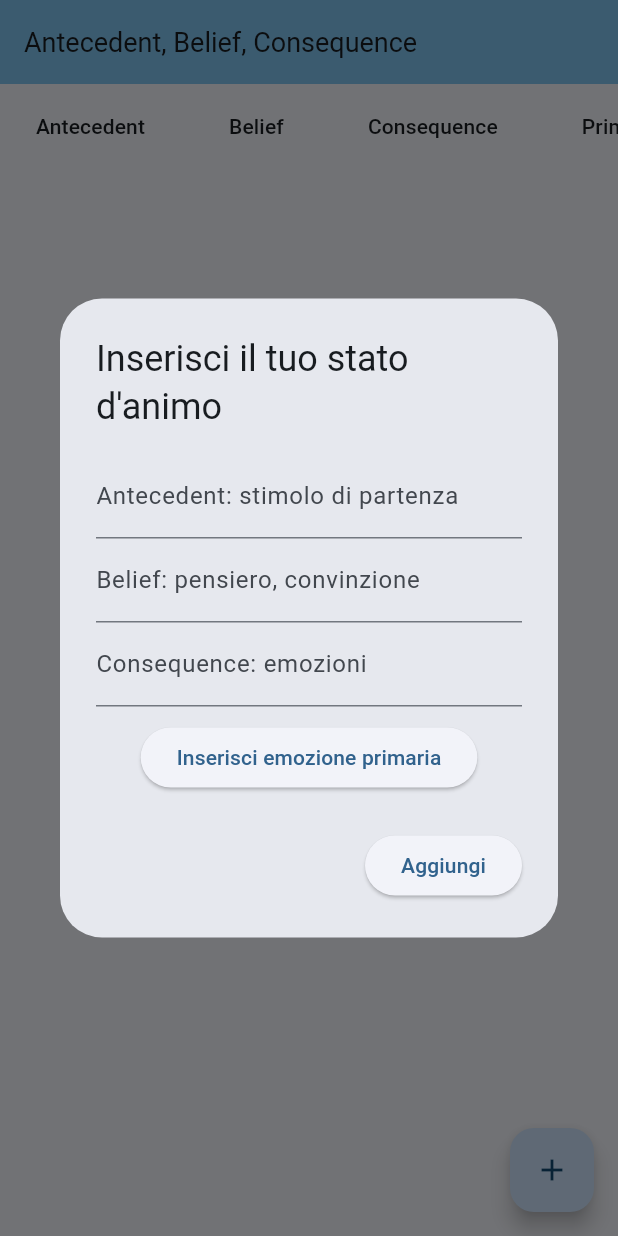
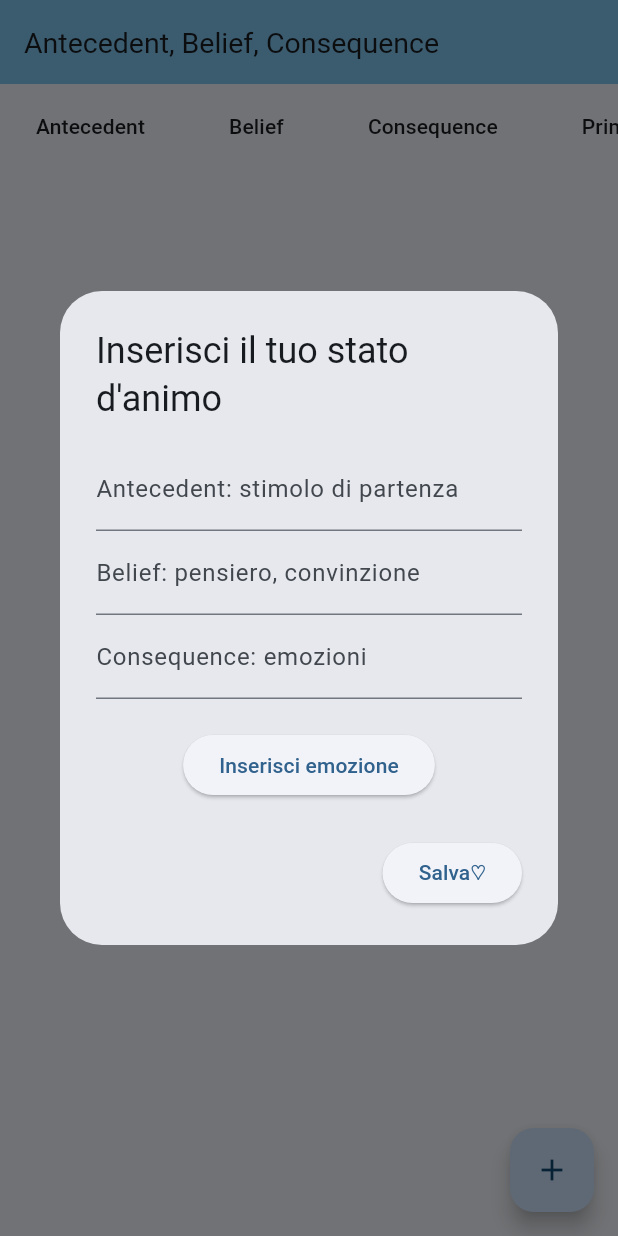
Before and after one commit to GiuliaGhisolfi/antecedent_belief_consequences, a Flutter app: the screen it shows after launch, after a tap on the "add" icon, on a phone screen of 412 x 824 dp. Run offline on Flutter 3.47's test engine with Material 2 defaults, Android fonts, the phone set to English and light mode, and no system bars; our stand-ins replace shared_preferences.

Commit message:
minor change in graphics

```diff
--- a/lib/main.dart
+++ b/lib/main.dart
@@ -66,7 +66,9 @@ class _MyHomePageState extends State<MyHomePage> {
       context: context,
       builder: (BuildContext context) {
         return AlertDialog(
-          title: const Text('Inserisci emozione primaria'),
+          //backgroundColor: Colors.transparent,
+          insetPadding: const EdgeInsets.fromLTRB(0, 0, 0, 250),
+          title: const Text('Inserisci emozione'),
           content: Column(
             mainAxisSize: MainAxisSize.min,
             children: [
@@ -88,13 +90,14 @@ class _MyHomePageState extends State<MyHomePage> {
                   );
                 },
               ),
+              const SizedBox(height: 10),
               ElevatedButton(
                 onPressed: () async {
                   [selectedSecondaryEmotion, selectedTertiaryEmotion] = await _addSecondaryEmotionGivenPrimary(
                     selectedEmotion);
                   Navigator.of(context).pop([selectedEmotion, selectedSecondaryEmotion, selectedTertiaryEmotion]);
                 },
-                child: const Text('Inserisci emozione secondaria'),
+                child: const Text('Inserisci un altro livello di emozione'),
               ),
             ],
           ),
@@ -103,7 +106,7 @@ class _MyHomePageState extends State<MyHomePage> {
               onPressed: () {
                 Navigator.of(context).pop([selectedEmotion, selectedSecondaryEmotion, selectedTertiaryEmotion]);
               },
-              child: const Text('Aggiungi'),
+              child: const Text('Salva emozione'),
             ),
           ],
         );
@@ -152,7 +155,9 @@ class _MyHomePageState extends State<MyHomePage> {
       context: context,
       builder: (BuildContext context) {
         return AlertDialog(
-          title: const Text('Inserisci emozione secondaria'),
+          //backgroundColor: Colors.transparent,
+          insetPadding: const EdgeInsets.fromLTRB(0, 0, 0, 0),
+          title: const Text('Inserisci emozione'),
           content: Column(
           mainAxisSize: MainAxisSize.min,
           children: [
@@ -175,12 +180,13 @@ class _MyHomePageState extends State<MyHomePage> {
                 );
               },
             ),
+            const SizedBox(height: 10),
             ElevatedButton(
                 onPressed: () async {
                   selectedTertiaryEmotion = await _addTertiaryEmotion(selectedEmotionIndex, tertiaryEmotionList);
                   Navigator.of(context).pop([selectedSecondaryEmotion, selectedTertiaryEmotion]);
                 },
-                child: const Text('Inserisci emozione terziaria'),
+                child: const Text('Inserisci un altro livello di emozione'),
               ),
           ]),
           actions: [
@@ -188,7 +194,7 @@ class _MyHomePageState extends State<MyHomePage> {
               onPressed: () {
                 Navigator.of(context).pop([selectedSecondaryEmotion, selectedTertiaryEmotion]);
               },
-              child: const Text('Aggiungi'),
+              child: const Text('Salva emozioni'),
             ),],
         );
       }
@@ -216,7 +222,9 @@ class _MyHomePageState extends State<MyHomePage> {
       context: context,
       builder: (BuildContext context) {
         return AlertDialog(
-          title: const Text('Inserisci emozione terziaria'),
+          //backgroundColor: Colors.transparent,
+          insetPadding: const EdgeInsets.fromLTRB(0, 250, 0, 0),
+          title: const Text('Inserisci emozione'),
           content: Column(
           mainAxisSize: MainAxisSize.min,
           children: [
@@ -244,7 +252,7 @@ class _MyHomePageState extends State<MyHomePage> {
               onPressed: () {
                 Navigator.of(context).pop(selectedTertiaryEmotion);
               },
-              child: const Text('Aggiungi'),
+              child: const Text('Inserisci e salva tutti i livelli di emozione'),
             ),],
         );
       }
@@ -289,12 +297,13 @@ class _MyHomePageState extends State<MyHomePage> {
                 onChanged: (value) => consequence = value,
                 decoration: const InputDecoration(labelText: 'Consequence: emozioni'),
               ),
+              const SizedBox(height: 10), // add an empty space
               const SizedBox(height: 10),
               ElevatedButton(
                 onPressed: () async{
                   selectedEmotions = await _addEmotion();
                 },
-                child: const Text('Inserisci emozione primaria'),
+                child: const Text('Inserisci emozione'),
               ),
             ],
           ),
@@ -313,7 +322,7 @@ class _MyHomePageState extends State<MyHomePage> {
                   row.secondaryEmotion.toString(), row.selectedTertiaryEmotions.toString()]).toList());
                 Navigator.of(context).pop();
               },
-              child: const Text('Aggiungi'),
+              child: const Text('Salva♡'),
             ),
           ],
         );
@@ -358,7 +367,7 @@ class _MyHomePageState extends State<MyHomePage> {
     return Scaffold(
       appBar: AppBar(
         title: const Text('Antecedent, Belief, Consequence', style: TextStyle(
-              fontSize: 18), textWidthBasis: TextWidthBasis.longestLine),
+              fontSize: 19), textWidthBasis: TextWidthBasis.longestLine),
         backgroundColor: const Color.fromARGB(255, 129, 199, 243),
       ),
       body: SingleChildScrollView(
```
